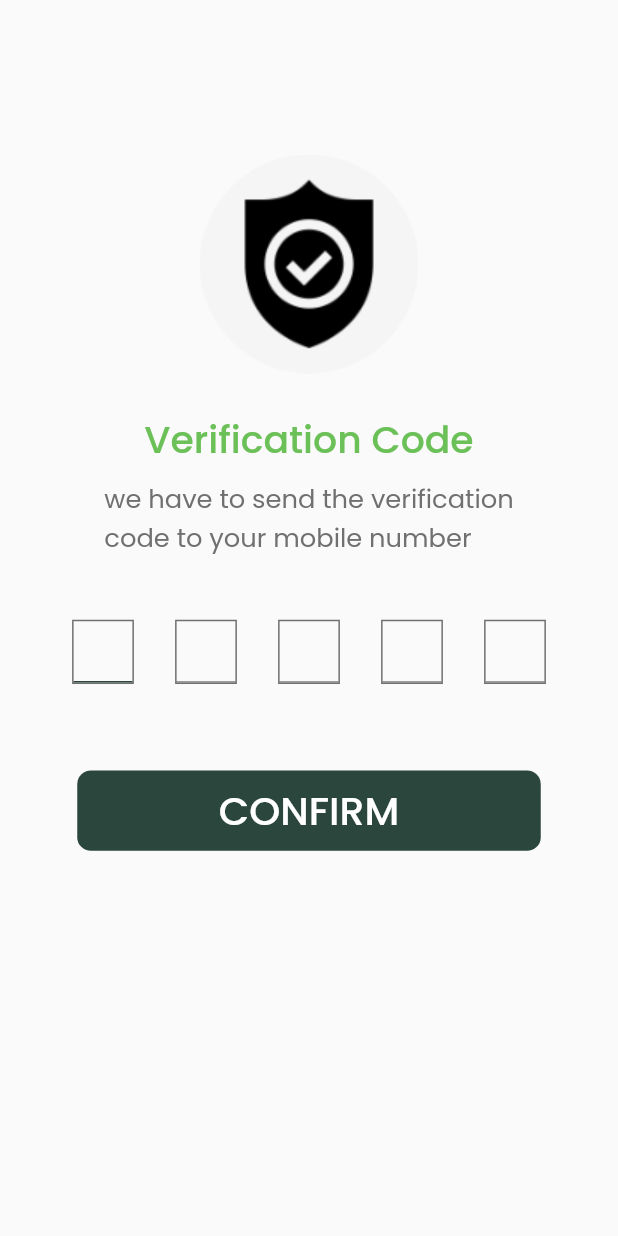
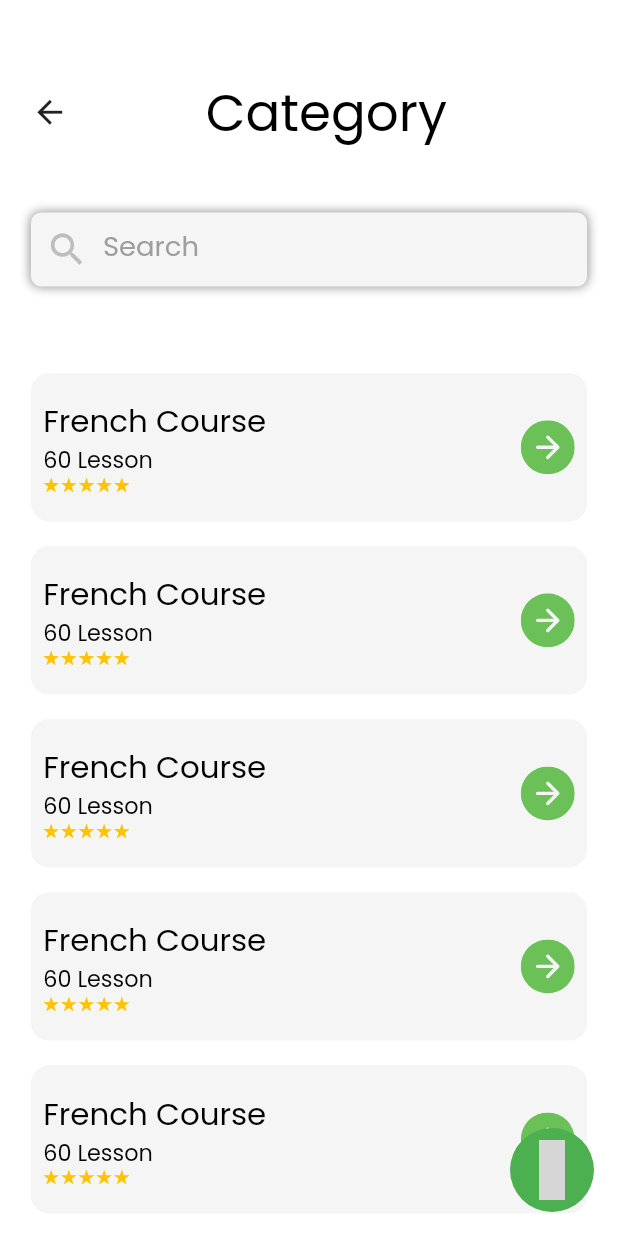
Before and after one commit to ashrafffathalla/ce--r_demo, a Flutter app: the screen it shows after launch, on a phone screen of 412 x 824 dp. Run offline on Flutter 3.47's test engine with Material 2 defaults, Android fonts, the phone set to English and light mode, and no system bars; our stand-ins replace bloc, flutter_screenutil, flutter_svg; missing offline and left inert: dart:ffi; statements that could not run were skipped; grey boxes are pictures that could not be loaded.

Commit message:
commit and push

```diff
--- a/lib/main.dart
+++ b/lib/main.dart
@@ -1,7 +1,9 @@
 import 'package:bloc/bloc.dart';
 import 'package:center_app/modules/login/login_screen.dart';
+import 'package:center_app/modules/reset_password/reset_password_screen.dart';
 import 'package:center_app/modules/select_gaverment/select_gaverment_screen.dart';
 import 'package:center_app/modules/signup/signup_screen.dart';
+import 'package:center_app/modules/students_module/category/category_screen.dart';
 import 'package:center_app/shared/blocobserver.dart';
 import 'package:flutter/material.dart';
 import 'package:flutter/services.dart';
@@ -44,7 +46,7 @@ class MyApp extends StatelessWidget {
             theme: ThemeData(
 
             ),
-            home: const VerificationScreen(),
+            home: const CategoryScreen(),
           );
         }
     );
--- a/lib/modules/signup/signup_screen.dart
+++ b/lib/modules/signup/signup_screen.dart
@@ -107,7 +107,7 @@ class SignUpScreen extends StatelessWidget {
                       text: 'Sign Up',
                       rounder: BorderRadius.circular(8),
                       width: size.width * 0.75,
-                  )
+                  ),
                 ],
               ),
             ),
--- /dev/null
+++ b/lib/modules/students_module/category/category_screen.dart
@@ -0,0 +1,188 @@
+import 'package:center_app/shared/components/components.dart';
+import 'package:flutter/material.dart';
+import 'package:flutter_screenutil/flutter_screenutil.dart';
+import 'package:flutter_svg/flutter_svg.dart';
+
+import '../../../shared/style/colors.dart';
+
+class CategoryScreen extends StatelessWidget {
+  const CategoryScreen({Key? key}) : super(key: key);
+
+  @override
+  Widget build(BuildContext context) {
+    var searchController = TextEditingController();
+    Size size = MediaQuery
+        .of(context)
+        .size;
+    return Scaffold(
+      floatingActionButton: FloatingActionButton(
+        onPressed: () {},
+        child: Icon(
+          Icons.whatsapp,
+          size: 35.sp,
+        ),
+        backgroundColor: Colors.green,
+        elevation: 0,
+      ),
+      body: gradiantScaffoldColor(
+        child: SingleChildScrollView(
+          physics: const BouncingScrollPhysics(),
+          child: Column(
+            children: [
+              defaultSizeBoxStart(context),
+              Row(
+                children: [
+                  SizedBox(
+                    width: size.width * 0.05,
+                  ),
+                  const Icon(
+                    Icons.arrow_back,
+                    size: 25,
+                  ),
+                  SizedBox(
+                    width: size.width / 4.5,
+                  ),
+                  Text(
+                    'Category',
+                    style: TextStyle(
+                        color: Colors.black,
+                        fontSize: 30.sp,
+                        fontWeight: FontWeight.w400,
+                        fontFamily: 'Poppins'),
+                  )
+                ],
+              ),
+
+              /// After APP BAR
+              SizedBox(
+                height: size.height * 0.05,
+              ),
+              Padding(
+                padding: EdgeInsets.symmetric(horizontal: size.width * 0.05),
+                child: Column(
+                  children: [
+                    Container(
+                      width: size.width,
+                      height: size.height * 0.06,
+                      decoration: BoxDecoration(
+                        boxShadow: const [
+                          BoxShadow(
+                            color: Color(0xff909090),
+                            blurRadius: 5.0, // soften the shadow
+                            offset: Offset(
+                              0.0, // Move to right 10  horizontally
+                              .01, // Move to bottom 10 Vertically
+                            ),
+                          ),
+
+                        ],
+                        color: const Color(0xFFF5F5F5),
+                        borderRadius: BorderRadius.circular(7),
+                      ),
+                      child: TextFormField(
+                        controller: searchController,
+                        keyboardType: TextInputType.text,
+                        decoration: InputDecoration(
+                          border: InputBorder.none,
+                          focusedBorder: InputBorder.none,
+                          enabledBorder: InputBorder.none,
+                          disabledBorder: InputBorder.none,
+                          focusColor: Colors.transparent,
+                          labelText: 'Search',
+                          labelStyle: TextStyle(
+                            fontFamily: 'Poppins',
+                            fontWeight: FontWeight.w400,
+                            fontSize: 16.sp,
+                            color: Colors.grey,
+                          ),
+                          prefixIcon: Icon(
+                            Icons.search_sharp,
+                            size: 25.sp,
+                            color: Colors.grey[400],
+                          ),
+                          contentPadding: EdgeInsets.symmetric(
+                            horizontal: MediaQuery
+                                .of(context)
+                                .size
+                                .width * 0.03,
+                            vertical: MediaQuery
+                                .of(context)
+                                .size
+                                .height * 0.01,
+                          ),
+                        ),
+                      ),
+                    ),
+                    SizedBox(height: size.height * 0.07,),
+                    ListView.separated(
+                        physics: const BouncingScrollPhysics(),
+                        padding: const EdgeInsets.all(0),
+                        shrinkWrap: true,
+                        scrollDirection: Axis.vertical,
+                        itemBuilder: (context, index) =>
+                            buildCategoryCard(size),
+                        separatorBuilder: (context, index) =>
+                            SizedBox(height: size.height * 0.02,),
+                        itemCount: 5
+                    ),
+                  ],
+                ),
+              )
+            ],
+          ),
+        ),
+      ),
+    );
+  }
+
+  Widget buildCategoryCard(size) =>
+      Container(
+        width: size.width,
+        height: size.height * 0.12,
+        decoration: BoxDecoration(
+          // boxShadow:const [
+          //   BoxShadow(
+          //     color: Color(0xff909090),
+          //     blurRadius:6.0, // soften the shadow
+          //     offset: Offset(
+          //       0.0, // Move to right 10  horizontally
+          //       .01, // Move to bottom 10 Vertically
+          //     ),
+          //   ),
+          //
+          //   ],
+          color: const Color(0xFFF5F5F5),
+          borderRadius: BorderRadius.circular(12),
+        ),
+        child: Padding(
+          padding: EdgeInsets.symmetric(
+              horizontal: size.width * 0.02, vertical: size.height * 0.02),
+          child: Row(
+            mainAxisAlignment: MainAxisAlignment.spaceBetween,
+            children: [
+              Column(
+                crossAxisAlignment: CrossAxisAlignment.start,
+                children: [
+                  textWidget(
+                    text: 'French Course',
+                    fontFamily: 'Poppins',
+                    fontSize: 18.sp,
+                    color: Colors.black,
+                    fontWeight: FontWeight.w400,
+                  ),
+                  textWidget(
+                    text: '60 Lesson',
+                    fontFamily: 'Poppins',
+                    fontSize: 13.sp,
+                    color: Colors.black,
+                    fontWeight: FontWeight.w400,
+                  ),
+                  SvgPicture.asset('assets/icons/stars.svg')
+                ],
+              ),
+              SvgPicture.asset('assets/icons/green_right_arrow.svg')
+            ],
+          ),
+        ),
+      );
+}
--- a/lib/shared/components/components.dart
+++ b/lib/shared/components/components.dart
@@ -11,7 +11,7 @@ Widget splashSizeBoxStart(context) => SizedBox(
 );
 ///Start default Size Box
 Widget defaultSizeBoxStart(context) => SizedBox(
-  height: MediaQuery.of(context).size.height * 0.05,
+  height: MediaQuery.of(context).size.height * 0.06,
 );
 
 ///End Standard Size Box
@@ -37,7 +37,7 @@ Widget defaultFormField(
       enabled: isClickable,
       onTap: onTab,
       onFieldSubmitted: (String value) {
-        print(value);
+        //print(value);
       },
       validator: validate,
       decoration: InputDecoration(
@@ -78,7 +78,7 @@ Widget defaultButton(
       child: MaterialButton(
         onPressed: function,
         child: Text(
-          text.toUpperCase(),
+          text,
           style: TextStyle(
             color: Colors.white,
             fontFamily: 'Poppins',
```
Also changed, not shown: lib/modules/reset_password/reset_password_screen.dart (added, +89 -0 lines), assets/icons/green_right_arrow.svg (added), assets/icons/stars.svg (added).
